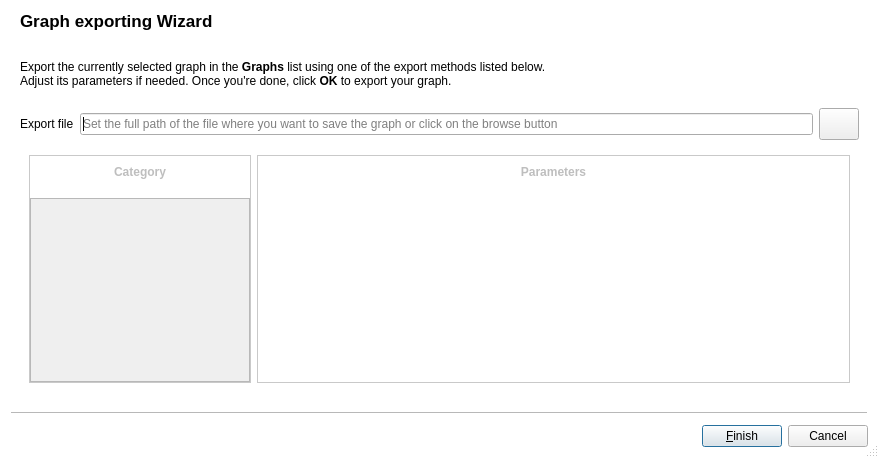
Tulip-Dev/tulip, file plugins/perspective/GraphPerspective/designer/ExportWizard.ui: the form before one commit.
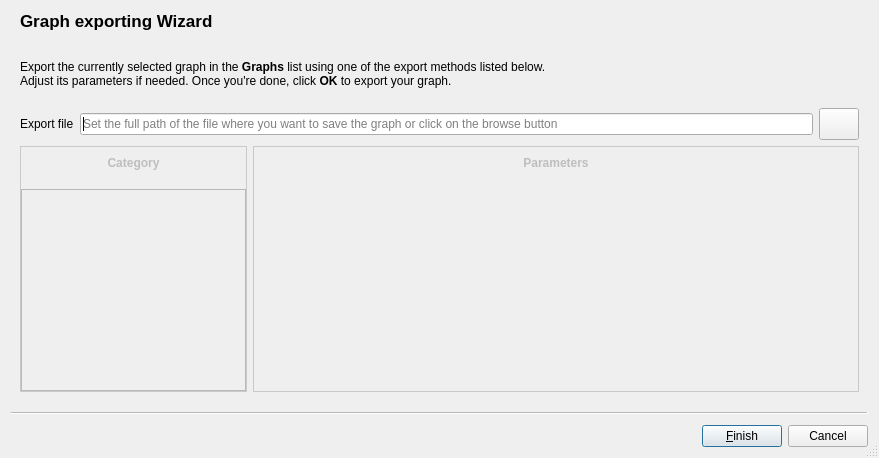
The form after the commit. Icons and pictures are not drawn. Custom widgets are drawn as their Qt base class.

Commit message: plugins style sheets cleanup: use the perspective main window style sheet as much as possible

What changed in the file:
```diff
--- a/plugins/perspective/GraphPerspective/designer/ExportWizard.ui
+++ b/plugins/perspective/GraphPerspective/designer/ExportWizard.ui
@@ -17,23 +17,6 @@
    <iconset>
     <normaloff>:/tulip/gui/icons/logo32x32.png</normaloff>:/tulip/gui/icons/logo32x32.png</iconset>
   </property>
-  <property name="styleSheet">
-   <string notr="true">QWizard {
-background-color: white;
-}
-
-#categoryFrame,#parametersFrame,#algorithmFrame {
-border: 1px solid #C9C9C9;
-background-color: white;
-}
-
-#categoryLabel,#parametersLabel,#algorithmLabel {
-background-color: qlineargradient(spread:pad, x1:0, y1:0, x2:0, y2:1, 
-stop:1 rgba(0,0,0,0),
-stop:0 #F0F0F0);
-border: 0px;
-}</string>
-  </property>
   <property name="sizeGripEnabled">
    <bool>true</bool>
   </property>
@@ -110,7 +93,23 @@
       <property name="enabled">
        <bool>false</bool>
       </property>
+      <property name="styleSheet">
+	<string notr="true">
+#categoryFrame, #parametersFrame {
+border: 1px solid #C9C9C9;
+}
+
+#categoryLabel, #parametersLabel {
+background-color: qlineargradient(spread:pad, x1:0, y1:0, x2:0, y2:1,
+stop:1 rgba(0,0,0,0),
+stop:0 #F0F0F0);
+border: 0px;
+}</string>
+      </property>
       <layout class="QHBoxLayout" name="horizontalLayout">
+	<property name="margin">
+          <number>0</number>
+	</property>
        <item>
         <widget class="QFrame" name="categoryFrame">
          <property name="sizePolicy">
@@ -229,26 +228,7 @@
                </widget>
               </item>
               <item>
-               <widget class="QTableView" name="parametersList">
-                <property name="styleSheet">
-                 <string notr="true">QHeaderView::section {
-background-color: white;
-color: black;
-padding-left: 4px;
-padding-right: 4px;
-margin-bottom: -1px;
-border: 1px solid #C9C9C9;
-border-bottom: 0px;
-font: bold 12px;
-}
-QHeaderView {
-background-color: white;
-}
-QTableView {
-background-color: white;
-font: 12px;
-}</string>
-                </property>
+               <widget class="QTableView" name="parameters">
                 <property name="frameShape">
                  <enum>QFrame::NoFrame</enum>
                 </property>
```
The commit also changes 22 other files.
